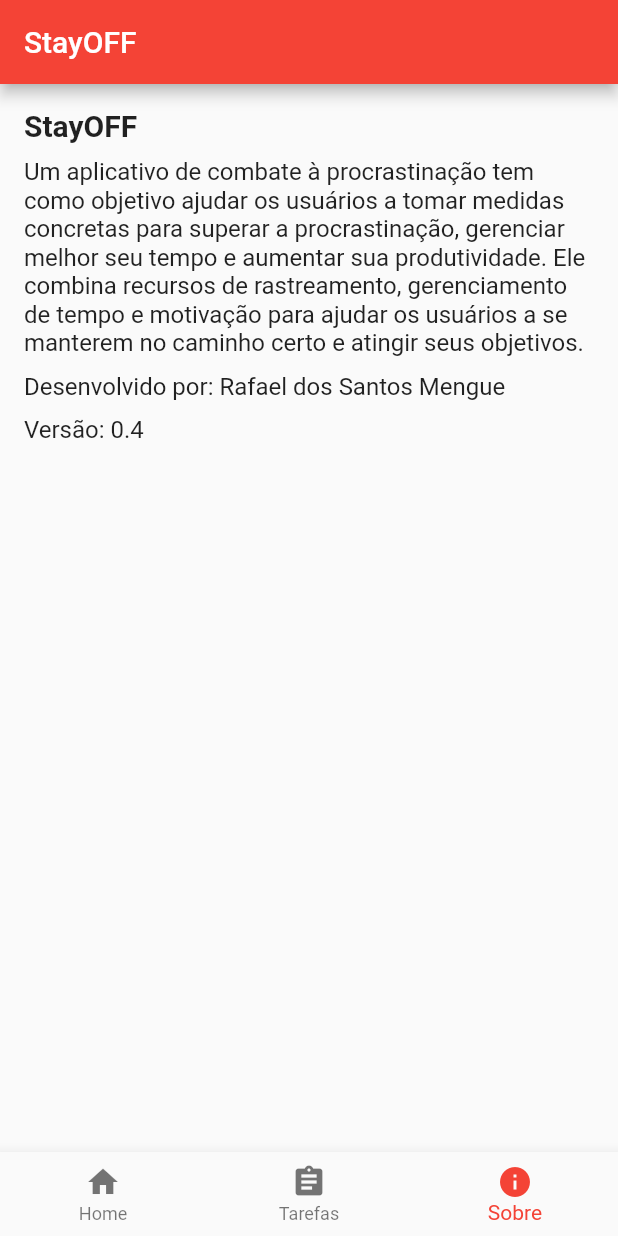
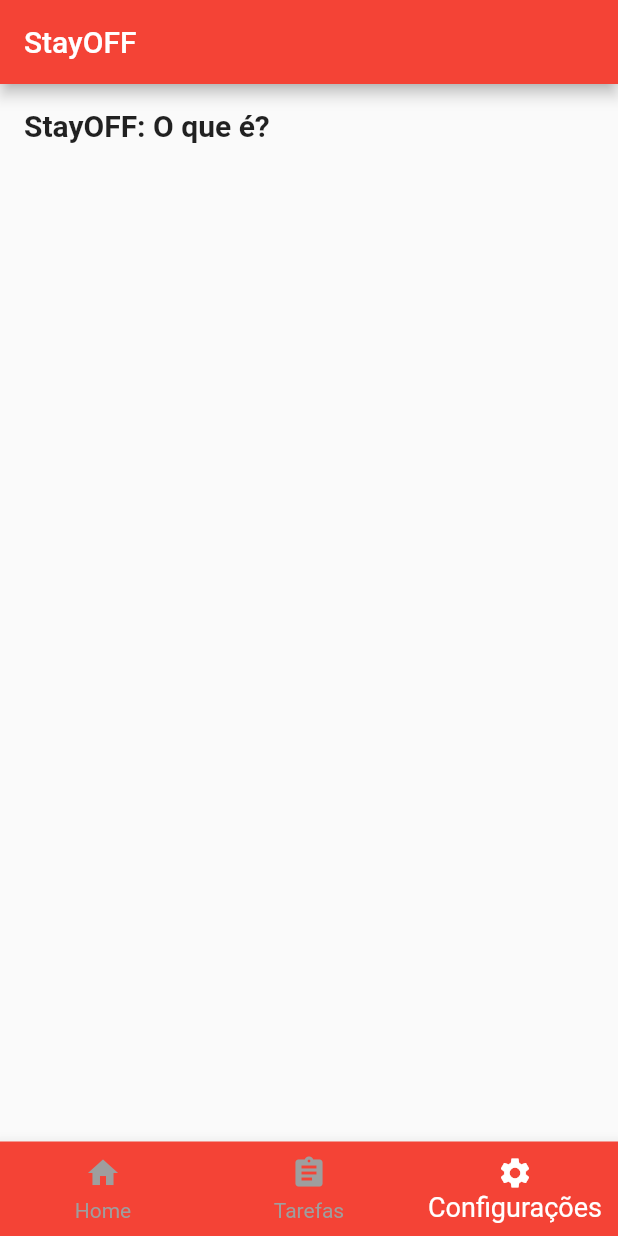
Before and after one commit to RafaelMengue2/StayOFF, a Flutter app: the screen it shows after launch, item 3 of the bottom bar chosen, on a phone screen of 412 x 824 dp. Run offline on Flutter 3.47's test engine with Material 2 defaults, Android fonts, the phone set to English and light mode, and no system bars; our stand-ins replace flutter_local_notifications, shared_preferences.

Commit message:
Correção de Bugs e Novos Features

```diff
--- a/lib/about_screen.dart
+++ b/lib/about_screen.dart
@@ -1,23 +1,56 @@
-// ignore_for_file: use_key_in_widget_constructors, prefer_const_constructors, prefer_const_literals_to_create_immutables
+import 'package:flutter/material.dart';
+import 'package:shared_preferences/shared_preferences.dart';
 
-import 'package:flutter/material.dart';
+class AboutScreen extends StatefulWidget {
+  @override
+  _AboutScreenState createState() => _AboutScreenState();
+}
 
-class AboutScreen extends StatelessWidget {
+class _AboutScreenState extends State<AboutScreen> {
+  bool isTextVisible = false;
+  bool isDarkTheme = false;
+
+  void _toggleTextVisibility() {
+    setState(() {
+      isTextVisible = !isTextVisible;
+    });
+  }
+
+  void _toggleTheme() async {
+    SharedPreferences prefs = await SharedPreferences.getInstance();
+    setState(() {
+      isDarkTheme = !isDarkTheme;
+      prefs.setBool('darkTheme', isDarkTheme);
+    });
+  }
+
   @override
   Widget build(BuildContext context) {
-    return Scaffold(
+    return MaterialApp(
+      theme: isDarkTheme ? ThemeData.dark() : ThemeData.light(),
+      home: Scaffold(
         body: Padding(
           padding: EdgeInsets.all(16.0),
           child: Column(
             crossAxisAlignment: CrossAxisAlignment.start,
             children: [
-            Text(
-              'StayOFF',
+              GestureDetector(
+                onTap: _toggleTextVisibility,
+                child: Text(
+                  'StayOFF: O que é?',
                   style: TextStyle(fontSize: 20, fontWeight: FontWeight.bold),
                 ),
+              ),
+              AnimatedCrossFade(
+                crossFadeState: isTextVisible
+                    ? CrossFadeState.showFirst
+                    : CrossFadeState.showSecond,
+                firstChild: Column(
+                  crossAxisAlignment: CrossAxisAlignment.start,
+                  children: [
                     SizedBox(height: 10),
                     Text(
-              'Um aplicativo de combate à procrastinação tem como objetivo ajudar os usuários a tomar medidas concretas para superar a procrastinação, gerenciar melhor seu tempo e aumentar sua produtividade. Ele combina recursos de rastreamento, gerenciamento de tempo e motivação para ajudar os usuários a se manterem no caminho certo e atingir seus objetivos.',
+                      'StayOFF é um aplicativo de combate à procrastinação tem como objetivo ajudar os usuários a tomar medidas concretas para superar a procrastinação, gerenciar melhor seu tempo e aumentar sua produtividade. Ele combina recursos de rastreamento, gerenciamento de tempo e motivação para ajudar os usuários a se manterem no caminho certo e atingir seus objetivos.',
                       style: TextStyle(fontSize: 16),
                     ),
                     SizedBox(height: 10),
@@ -32,6 +65,15 @@ class AboutScreen extends StatelessWidget {
                     ),
                   ],
                 ),
+                secondChild:
+                    SizedBox(), // Um espaço em branco quando o texto estiver oculto.
+                duration: Duration(
+                    milliseconds:
+                        300), // Duração da transição em milissegundos.
+              ),
+            ],
+          ),
+        ),
       ),
     );
   }
--- a/lib/main.dart
+++ b/lib/main.dart
@@ -1,5 +1,6 @@
 import 'package:flutter/material.dart';
 import 'procrastination_app.dart';
+
 
 void main() {
   runApp(ProcrastinationApp());
--- a/lib/procrastination_app.dart
+++ b/lib/procrastination_app.dart
@@ -5,6 +5,7 @@ import 'package:flutter/material.dart';
 import 'chart_screen.dart';
 import 'about_screen.dart';
 import 'task_screen.dart';
+import 'package:flutter_local_notifications/flutter_local_notifications.dart';
 
 void main() {
   runApp(ProcrastinationApp());
@@ -59,10 +60,17 @@ class _HomeScreenState extends State<HomeScreen> {
             label: 'Tarefas',
           ),
           BottomNavigationBarItem(
-            icon: Icon(Icons.info),
-            label: 'Sobre',
+            icon: Icon(Icons.settings),
+            label: 'Configurações',
           ),
         ],
+        selectedItemColor: Colors.white, // Cor do ícone selecionado
+        unselectedItemColor: Colors.grey, // Cor do ícone não selecionado
+        backgroundColor: Colors.red, // Cor de fundo da barra de navegação
+        selectedFontSize: 18, // Tamanho da fonte do item selecionado
+        unselectedFontSize: 14, // Tamanho da fonte do item não selecionado
+        type: BottomNavigationBarType
+            .fixed, // Para garantir que os rótulos sejam exibidos
       ),
     );
   }
@@ -93,6 +101,12 @@ class _PomodoroTimerState extends State<PomodoroTimer> {
   void _startTimerFromInput() {
     int minutes = int.tryParse(_minutesController.text) ?? 0;
     int seconds = int.tryParse(_secondsController.text) ?? 0;
+
+    if (seconds >= 60) {
+      int extraMinutes = seconds ~/ 60;
+      minutes += extraMinutes;
+      seconds %= 60;
+    }
 
     setState(() {
       _minutes = minutes;
--- a/pubspec.yaml
+++ b/pubspec.yaml
@@ -31,10 +31,12 @@ dependencies:
   flutter:
     sdk: flutter
   charts_flutter: ^0.12.0
-  fl_chart: ^0.63.0 # Add the latest version
-  shared_preferences: ^2.0.9
+  fl_chart: ^0.64.0 # Add the latest version
+  shared_preferences: ^2.0.12
   battery: ^2.0.0
   usage_stats: ^1.2.0
+  flutter_local_notifications: ^16.1.0
+  intl: ^0.17.0
 
 
 
```
Also changed, not shown: lib/task_screen.dart (+116 -15 lines), pubspec.lock, 1 other file. Lines whose indentation alone changed are shown as unchanged.
